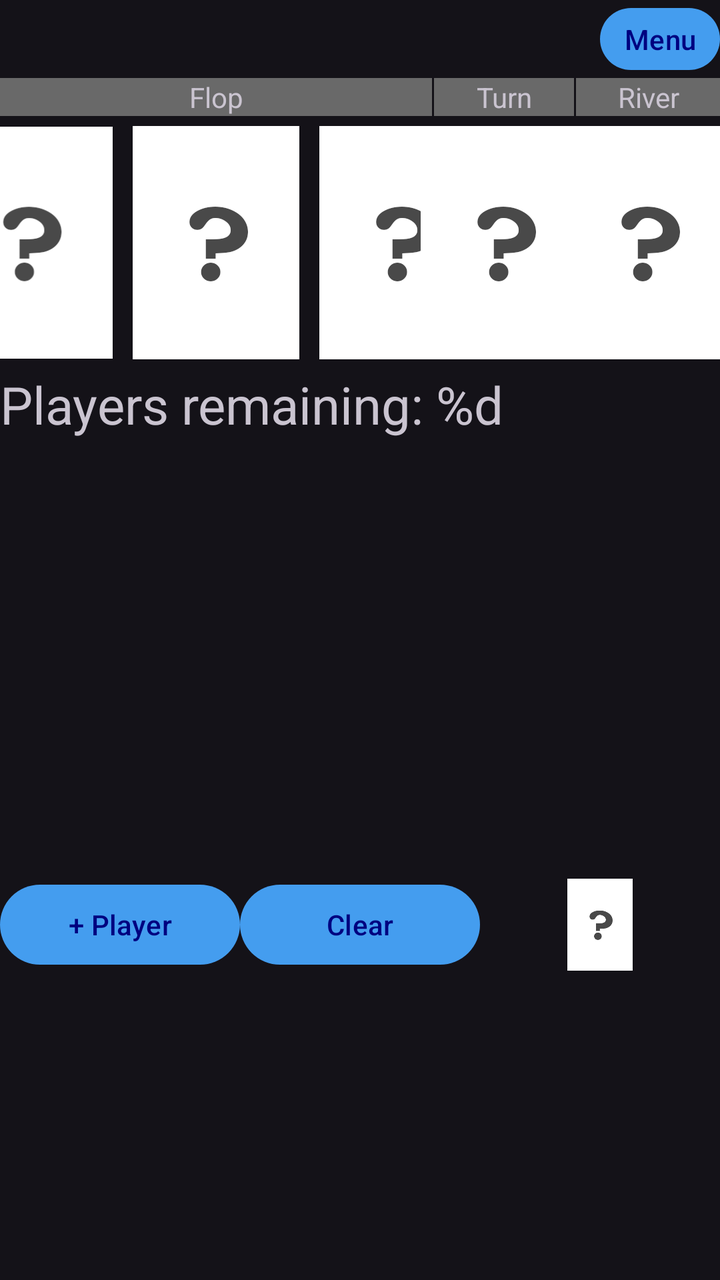
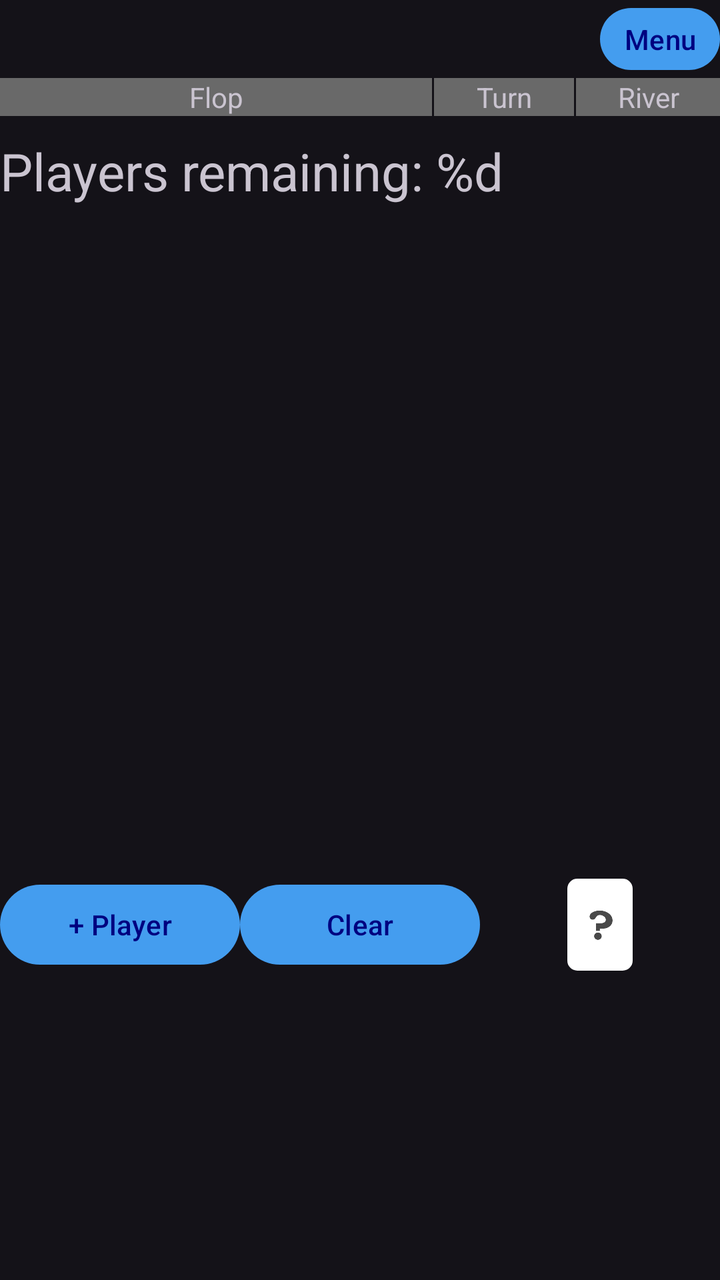

An Android layout rendered at two revisions. The XML below is the earlier revision; the diff shows what the commit changed to produce the second picture.
<!-- AndroidManifest.xml: application theme Theme.CJPokerOddsCalculator -->
<!-- res/layout/fragment_equity_calculator.xml -->
<?xml version="1.0" encoding="utf-8"?>
<androidx.constraintlayout.widget.ConstraintLayout
    xmlns:android="http://schemas.android.com/apk/res/android"
    xmlns:app="http://schemas.android.com/apk/res-auto"
    android:id="@+id/main_ui"
    android:layout_width="match_parent"
    android:layout_height="match_parent"
    android:keepScreenOn="true">

    <View
        android:id="@+id/hide_card_selector_area"
        android:layout_width="match_parent"
        android:layout_height="0dp"
        app:layout_constraintTop_toTopOf="parent"
        app:layout_constraintBottom_toTopOf="@id/input_cards" />

    <TextView
        android:id="@+id/title"
        android:layout_width="0dp"
        android:layout_height="wrap_content"
        android:gravity="center_vertical"
        android:textSize="19sp"
        app:layout_constraintBottom_toBottomOf="@id/home_button"
        app:layout_constraintLeft_toLeftOf="parent"
        app:layout_constraintTop_toTopOf="parent" />

    <com.google.android.material.button.MaterialButton
        android:id="@+id/home_button"
        android:layout_width="wrap_content"
        android:layout_height="wrap_content"
        android:minWidth="0dp"
        android:minHeight="0dp"
        android:paddingLeft="12dp"
        android:paddingRight="12dp"
        android:text="@string/home"
        app:layout_constraintRight_toRightOf="parent"
        app:layout_constraintTop_toTopOf="parent" />

    <androidx.constraintlayout.widget.Guideline
        android:id="@+id/guideline_1"
        android:layout_width="wrap_content"
        android:layout_height="wrap_content"
        android:orientation="vertical"
        app:layout_constraintGuide_percent="0.6" />

    <androidx.constraintlayout.widget.Guideline
        android:id="@+id/guideline_2"
        android:layout_width="wrap_content"
        android:layout_height="wrap_content"
        android:orientation="vertical"
        app:layout_constraintGuide_percent="0.8" />

    <TextView
        android:id="@+id/flop_text"
        android:layout_width="0dp"
        android:layout_height="wrap_content"
        android:background="#696969"
        android:gravity="center_horizontal"
        android:text="@string/flop"
        app:layout_constraintLeft_toLeftOf="parent"
        app:layout_constraintRight_toLeftOf="@id/guideline_1"
        app:layout_constraintTop_toBottomOf="@id/home_button" />

    <TextView
        android:id="@+id/turn_text"
        android:layout_width="0dp"
        android:layout_height="wrap_content"
        android:background="#696969"
        android:gravity="center_horizontal"
        android:text="@string/turn"
        android:layout_marginStart="1dp"
        android:layout_marginEnd="1dp"
        app:layout_constraintLeft_toRightOf="@id/guideline_1"
        app:layout_constraintRight_toLeftOf="@id/guideline_2"
        app:layout_constraintTop_toBottomOf="@id/home_button" />

    <TextView
        android:id="@+id/river_text"
        android:layout_width="0dp"
        android:layout_height="wrap_content"
        android:background="#696969"
        android:gravity="center_horizontal"
        android:text="@string/river"
        app:layout_constraintLeft_toRightOf="@id/guideline_2"
        app:layout_constraintRight_toRightOf="parent"
        app:layout_constraintTop_toBottomOf="@id/home_button" />

    <ImageButton
        android:id="@+id/flop1"
        style="@style/SelectCardButton"
        android:contentDescription="@string/flop1"
        app:layout_constraintLeft_toLeftOf="parent"
        app:layout_constraintRight_toLeftOf="@id/flop2"
        app:layout_constraintTop_toBottomOf="@id/flop_text" />

    <ImageButton
        android:id="@+id/flop2"
        style="@style/SelectCardButton"
        android:contentDescription="@string/flop2"
        app:layout_constraintLeft_toRightOf="@id/flop1"
        app:layout_constraintRight_toLeftOf="@id/flop3"
        app:layout_constraintTop_toBottomOf="@id/flop_text" />

    <ImageButton
        android:id="@+id/flop3"
        style="@style/SelectCardButton"
        android:contentDescription="@string/flop3"
        app:layout_constraintLeft_toRightOf="@id/flop2"
        app:layout_constraintRight_toLeftOf="@id/guideline_1"
        app:layout_constraintTop_toBottomOf="@id/flop_text" />


    <ImageButton
        android:id="@+id/turn"
        style="@style/SelectCardButton"
        android:contentDescription="@string/card_turn"
        app:layout_constraintLeft_toRightOf="@id/guideline_1"
        app:layout_constraintRight_toLeftOf="@id/guideline_2"
        app:layout_constraintTop_toBottomOf="@id/turn_text" />

    <ImageButton
        android:id="@+id/river"
        style="@style/SelectCardButton"
        android:contentDescription="@string/card_river"
        app:layout_constraintLeft_toRightOf="@id/guideline_2"
        app:layout_constraintRight_toRightOf="parent"
        app:layout_constraintTop_toBottomOf="@id/river_text" />

    <TextView
        android:id="@+id/playersremaining"
        android:layout_width="wrap_content"
        android:layout_height="wrap_content"
        android:text="@string/players_remaining"
        android:textSize="26sp"
        app:layout_constraintLeft_toLeftOf="parent"
        app:layout_constraintTop_toBottomOf="@id/flop1"
        app:layout_constraintBottom_toTopOf="@id/player_list" />

    <androidx.recyclerview.widget.RecyclerView
        android:id="@+id/player_list"
        android:layout_width="match_parent"
        android:layout_height="0dp"
        app:layout_constraintTop_toBottomOf="@id/playersremaining"
        app:layout_constraintBottom_toTopOf="@id/res_desc" />

    <TextView
        android:id="@+id/res_desc"
        android:layout_width="match_parent"
        android:layout_height="wrap_content"
        android:gravity="center"
        android:textSize="11sp"
        app:layout_constraintTop_toBottomOf="@id/player_list"
        app:layout_constraintBottom_toTopOf="@id/addplayer" />

    <com.google.android.material.button.MaterialButton
        android:id="@+id/addplayer"
        android:layout_width="0dp"
        android:layout_height="wrap_content"
        android:gravity="center_vertical|center_horizontal"
        android:maxLines="1"
        android:text="@string/add_player"
        app:layout_constraintLeft_toLeftOf="parent"
        app:layout_constraintRight_toLeftOf="@id/clear"
        app:layout_constraintTop_toBottomOf="@id/res_desc"
        app:layout_constraintBottom_toTopOf="@id/input_cards" />

    <com.google.android.material.button.MaterialButton
        android:id="@+id/clear"
        android:layout_width="0dp"
        android:layout_height="wrap_content"
        android:gravity="center_vertical|center_horizontal"
        android:text="@string/clear"
        app:layout_constraintLeft_toRightOf="@id/addplayer"
        app:layout_constraintRight_toLeftOf="@id/button_unknown"
        app:layout_constraintTop_toBottomOf="@id/res_desc"
        app:layout_constraintBottom_toTopOf="@id/input_cards" />

    <ImageButton
        android:id="@+id/button_unknown"
        android:layout_width="0dp"
        android:layout_height="0dp"
        android:src="@drawable/unknown_button"
        android:scaleType="fitCenter"
        android:padding="1dp"
        android:background="@null"
        app:layout_constraintLeft_toRightOf="@id/clear"
        app:layout_constraintRight_toRightOf="parent"
        app:layout_constraintTop_toBottomOf="@id/res_desc"
        app:layout_constraintBottom_toTopOf="@id/input_cards"
        android:contentDescription="@string/unknown" />

    <androidx.constraintlayout.widget.ConstraintLayout
        android:id="@+id/input_cards"
        android:layout_width="match_parent"
        android:layout_height="0dp"
        app:layout_constraintTop_toBottomOf="@id/addplayer"
        app:layout_constraintBottom_toBottomOf="parent"
        app:layout_constraintHeight_percent="0.24" >

    </androidx.constraintlayout.widget.ConstraintLayout>

</androidx.constraintlayout.widget.ConstraintLayout>
<!-- resources referenced by this layout -->
<resources>
  <!-- drawable unknown_button: png bitmap (drawable-nodpi, 1598 bytes) -->
  <string name="add_player">+ Player</string>
  <string name="card_river">CardRiver</string>
  <string name="card_turn">CardTurn</string>
  <string name="clear">Clear</string>
  <string name="flop">Flop</string>
  <string name="flop1">Flop1</string>
  <string name="flop2">Flop2</string>
  <string name="flop3">Flop3</string>
  <string name="home">Menu</string>
  <string name="players_remaining">Players remaining: %d</string>
  <string name="river">River</string>
  <string name="turn">Turn</string>
  <string name="unknown">Unknown</string>
  <style name="SelectCardButton" parent="Widget.AppCompat.ImageButton">
          <item name="android:layout_width">wrap_content</item>
          <item name="android:layout_height">wrap_content</item>
          <item name="android:background">@null</item>
          <item name="android:src">@drawable/unknown_button</item>
          <item name="android:scaleType">fitCenter</item>
          <item name="android:adjustViewBounds">true</item>
          <item name="android:padding">5dp</item>
      </style>
  <style name="Theme.CJPokerOddsCalculator" parent="Base.Theme.CJPokerOddsCalculator" />
  <style name="Base.Theme.CJPokerOddsCalculator" parent="Theme.Material3.Dark.NoActionBar">
          <item name="colorPrimary">#449DEF</item>
          <item name="colorOnPrimary">#000080</item>
          <item name="colorPrimaryDark">#000000</item>
      </style>
</resources>

<!-- the commit's change to res/layout/fragment_equity_calculator.xml (unified diff, before → after) -->
@@ -85,7 +85,7 @@
         app:layout_constraintRight_toRightOf="parent"
         app:layout_constraintTop_toBottomOf="@id/home_button" />
 
-    <ImageButton
+    <com.google.android.material.imageview.ShapeableImageView
         android:id="@+id/flop1"
         style="@style/SelectCardButton"
         android:contentDescription="@string/flop1"
@@ -93,7 +93,7 @@
         app:layout_constraintRight_toLeftOf="@id/flop2"
         app:layout_constraintTop_toBottomOf="@id/flop_text" />
 
-    <ImageButton
+    <com.google.android.material.imageview.ShapeableImageView
         android:id="@+id/flop2"
         style="@style/SelectCardButton"
         android:contentDescription="@string/flop2"
@@ -101,7 +101,7 @@
         app:layout_constraintRight_toLeftOf="@id/flop3"
         app:layout_constraintTop_toBottomOf="@id/flop_text" />
 
-    <ImageButton
+    <com.google.android.material.imageview.ShapeableImageView
         android:id="@+id/flop3"
         style="@style/SelectCardButton"
         android:contentDescription="@string/flop3"
@@ -110,7 +110,7 @@
         app:layout_constraintTop_toBottomOf="@id/flop_text" />
 
 
-    <ImageButton
+    <com.google.android.material.imageview.ShapeableImageView
         android:id="@+id/turn"
         style="@style/SelectCardButton"
         android:contentDescription="@string/card_turn"
@@ -118,7 +118,7 @@
         app:layout_constraintRight_toLeftOf="@id/guideline_2"
         app:layout_constraintTop_toBottomOf="@id/turn_text" />
 
-    <ImageButton
+    <com.google.android.material.imageview.ShapeableImageView
         android:id="@+id/river"
         style="@style/SelectCardButton"
         android:contentDescription="@string/card_river"
@@ -171,23 +171,39 @@
         android:gravity="center_vertical|center_horizontal"
         android:text="@string/clear"
         app:layout_constraintLeft_toRightOf="@id/addplayer"
-        app:layout_constraintRight_toLeftOf="@id/button_unknown"
-        app:layout_constraintTop_toBottomOf="@id/res_desc"
-        app:layout_constraintBottom_toTopOf="@id/input_cards" />
-
-    <ImageButton
+        app:layout_constraintRight_toLeftOf="@id/button_unknown_spacer"
+        app:layout_constraintTop_toBottomOf="@id/res_desc"
+        app:layout_constraintBottom_toTopOf="@id/input_cards" />
+
+    <View
+        android:id="@+id/button_unknown_spacer"
+        android:layout_width="0dp"
+        android:layout_height="0dp"
+        app:layout_constraintLeft_toRightOf="@id/clear"
+        app:layout_constraintRight_toRightOf="parent"
+        app:layout_constraintTop_toBottomOf="@id/res_desc"
+        app:layout_constraintBottom_toTopOf="@id/input_cards" />
+
+    <com.google.android.material.imageview.ShapeableImageView
         android:id="@+id/button_unknown"
-        android:layout_width="0dp"
+        android:layout_width="wrap_content"
         android:layout_height="0dp"
         android:src="@drawable/unknown_button"
         android:scaleType="fitCenter"
         android:padding="1dp"
-        android:background="@null"
+        android:adjustViewBounds="true"
+        app:shapeAppearanceOverlay="@style/RoundedImage"
         app:layout_constraintLeft_toRightOf="@id/clear"
         app:layout_constraintRight_toRightOf="parent"
         app:layout_constraintTop_toBottomOf="@id/res_desc"
         app:layout_constraintBottom_toTopOf="@id/input_cards"
         android:contentDescription="@string/unknown" />
+
+    <androidx.constraintlayout.widget.Group
+        android:layout_width="wrap_content"
+        android:layout_height="wrap_content"
+        app:constraint_referenced_ids="button_unknown_spacer,button_unknown"
+        android:id="@+id/button_unknown_group" />
 
     <androidx.constraintlayout.widget.ConstraintLayout
         android:id="@+id/input_cards"
<!-- resource entries referenced after the edit -->
@@ -14,16 +14,21 @@
   <string name="river">River</string>
   <string name="turn">Turn</string>
   <string name="unknown">Unknown</string>
-  <style name="SelectCardButton" parent="Widget.AppCompat.ImageButton">
+  <style name="RoundedImage">
+          <item name="cornerFamily">rounded</item>
+          <item name="cornerSize">5dp</item>
+      </style>
+  <style name="SelectCardButton" parent="Widget.MaterialComponents.ShapeableImageView">
           <item name="android:layout_width">wrap_content</item>
           <item name="android:layout_height">wrap_content</item>
-          <item name="android:background">@null</item>
-          <item name="android:src">@drawable/unknown_button</item>
           <item name="android:scaleType">fitCenter</item>
           <item name="android:adjustViewBounds">true</item>
           <item name="android:padding">5dp</item>
+          <item name="strokeColor">@color/card_selected</item>
+          <item name="shapeAppearanceOverlay">@style/RoundedImage</item>
       </style>
   <style name="Theme.CJPokerOddsCalculator" parent="Base.Theme.CJPokerOddsCalculator" />
+  <color name="card_selected">#FFA500</color>
   <style name="Base.Theme.CJPokerOddsCalculator" parent="Theme.Material3.Dark.NoActionBar">
           <item name="colorPrimary">#449DEF</item>
           <item name="colorOnPrimary">#000080</item>
